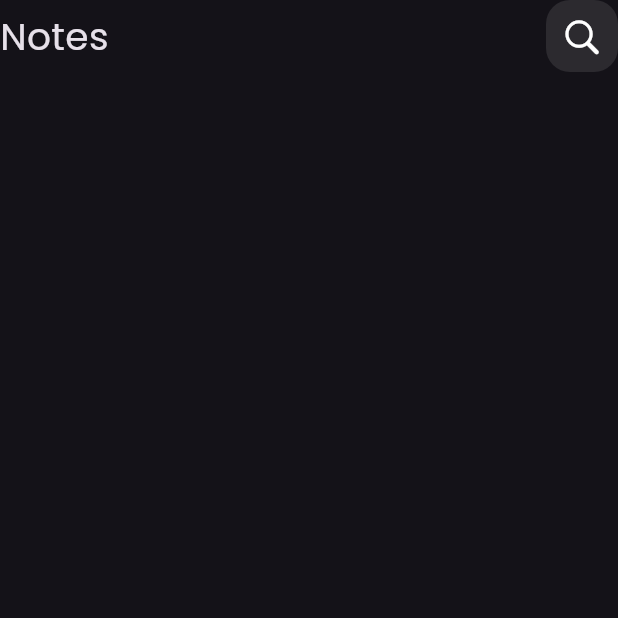
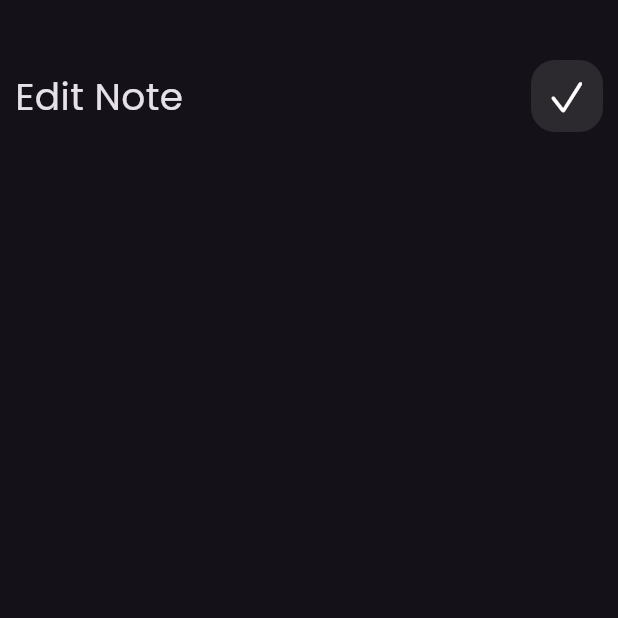
Before and after one commit to AmrBahaaEldin/NoteApp, a Flutter app: the screen it shows after launch, after a tap on "Flutter Tips", on a phone screen of 412 x 824 dp, the top half of it. Run offline on Flutter 3.47's test engine with Material 3 defaults, Android fonts, the phone set to English and light mode, and no system bars; our stand-ins replace google_fonts.

Commit message:
improve custom app bar

```diff
--- a/lib/features/home/presentation/widgets/customAppBar.dart
+++ b/lib/core/widgets/customAppBar.dart
@@ -4,7 +4,9 @@ import 'package:google_fonts/google_fonts.dart';
 import 'package:notesapp/core/widgets/custom_search_icon.dart';
 
 class CustomAppBar extends StatelessWidget {
-  const CustomAppBar({super.key});
+  final String title;
+  final IconData icon;
+  const CustomAppBar({super.key,required this.title,required this.icon});
 
   @override
   Widget build(BuildContext context) {
@@ -13,8 +15,8 @@ class CustomAppBar extends StatelessWidget {
       mainAxisAlignment: MainAxisAlignment.spaceBetween,
       children: [
 
-        Text("Notes",style: TextStyle(fontSize: 25),),
-        CustomSearchIcon(),
+        Text(title,style: TextStyle(fontSize: 25),),
+        CustomSearchIcon(icon: icon,),
 
 
       ],
--- a/lib/core/widgets/custom_search_icon.dart
+++ b/lib/core/widgets/custom_search_icon.dart
@@ -2,8 +2,10 @@ import 'package:flutter/cupertino.dart';
 import 'package:flutter/material.dart';
 
 class CustomSearchIcon extends StatelessWidget {
+ final IconData icon;
   const CustomSearchIcon({
     super.key,
+    required this.icon,
   });
 
   @override
@@ -16,6 +18,6 @@ class CustomSearchIcon extends StatelessWidget {
             borderRadius: BorderRadius.circular(16),
             color: Colors.white.withValues(alpha: .1)
         ),
-        child: Icon(CupertinoIcons.search,color: Colors.white,size: 28,));
+        child: Icon(icon,color: Colors.white,size: 28,));
   }
 }
--- a/lib/features/editNote/presentation/editNote.dart
+++ b/lib/features/editNote/presentation/editNote.dart
@@ -1,6 +1,6 @@
 import 'package:flutter/material.dart';
 import 'package:notesapp/features/editNote/presentation/widget/EditNoteViewBody.dart';
-import 'package:notesapp/features/home/presentation/widgets/customAppBar.dart';
+import 'package:notesapp/core/widgets/customAppBar.dart';
 
 
 class EditNote extends StatelessWidget {
--- a/lib/features/editNote/presentation/widget/EditNoteViewBody.dart
+++ b/lib/features/editNote/presentation/widget/EditNoteViewBody.dart
@@ -1,7 +1,7 @@
 
 import 'package:flutter/cupertino.dart';
 
-import '../../../home/presentation/widgets/customAppBar.dart';
+import '../../../../core/widgets/customAppBar.dart';
 
 class EditNoteViewBody extends StatelessWidget {
   const EditNoteViewBody({super.key});
@@ -9,10 +9,14 @@ class EditNoteViewBody extends StatelessWidget {
   @override
   Widget build(BuildContext context) {
 
-    return Column(
-      children: [
-        CustomAppBar(),
-      ],
+    return Padding(
+      padding: const EdgeInsets.symmetric(horizontal: 10),
+      child: Column(
+        children: [
+          SizedBox(height: 40,),
+          CustomAppBar(title:"Edit Note",icon: CupertinoIcons.check_mark,),
+        ],
+      ),
     );
   }
 
--- a/lib/features/home/presentation/widgets/noteViewBody.dart
+++ b/lib/features/home/presentation/widgets/noteViewBody.dart
@@ -1,5 +1,6 @@
+import 'package:flutter/cupertino.dart';
 import 'package:flutter/material.dart';
-import 'package:notesapp/features/home/presentation/widgets/customAppBar.dart';
+import 'package:notesapp/core/widgets/customAppBar.dart';
 
 import 'customItemNote.dart';
 import 'ListViewNote.dart';
@@ -15,7 +16,7 @@ class NoteViewBody extends StatelessWidget {
       child: Column(
         children: [
           SizedBox(height: 40,),
-          CustomAppBar(),
+          CustomAppBar(title: "Notes",icon: CupertinoIcons.search,),
           Expanded(child: CustomListView()),
 
         ],
```
